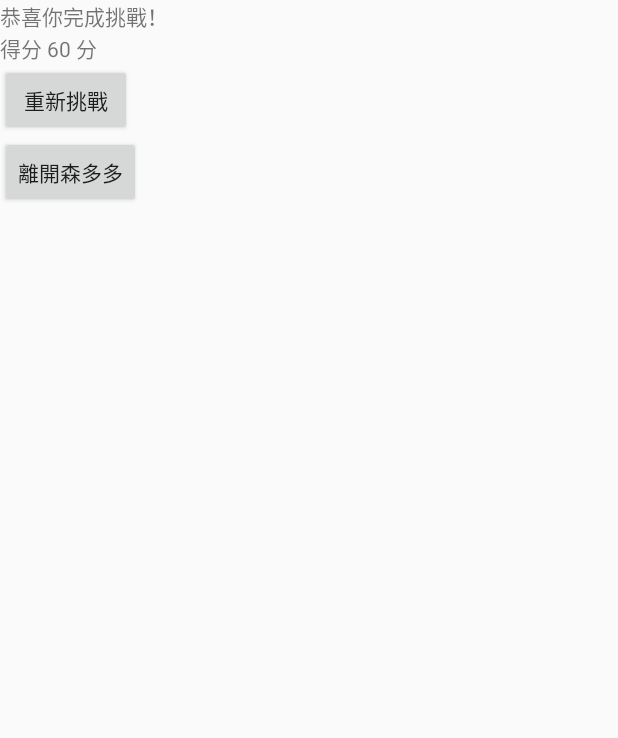
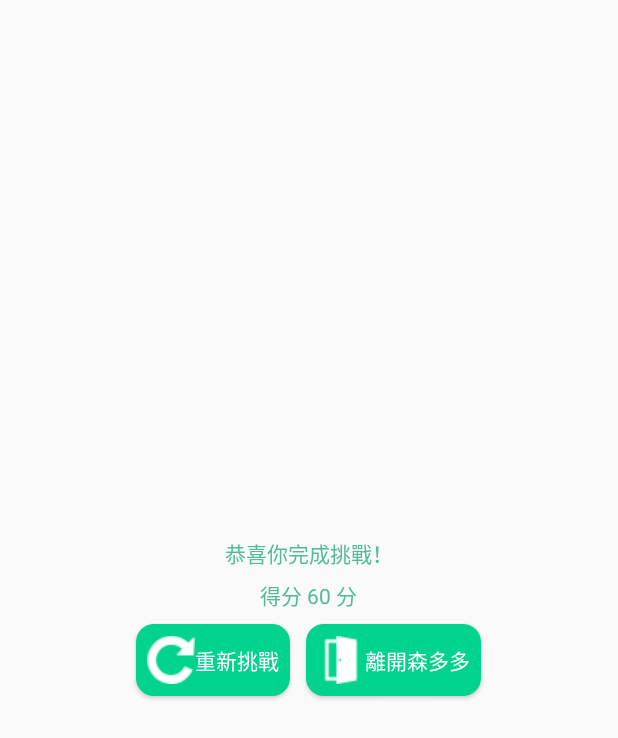
Before and after one commit to k801030/IntroToForest, an Android app: the layout dialog_ending.xml on its own in the app's theme, with its tools: preview values and no code run, on a phone screen of 412 x 824 dp. Shown: the top 738 px of the screen. Run offline under Robolectric (Android 15) with nearby library versions, the phone set to English and light mode, and no system bars.

Commit message:
layout of dialog

```diff
--- a/app/src/main/java/project/com/introtoforest/activity/GameActivity.java
+++ b/app/src/main/java/project/com/introtoforest/activity/GameActivity.java
@@ -72,7 +72,7 @@ public class GameActivity extends AppCompatActivity {
 
         // create an alert dialog
         final AlertDialog alert = alertDialogBuilder.create();
-
+        alert.setCanceledOnTouchOutside(false);
         restartBtn.setOnClickListener(new View.OnClickListener() {
             @Override
             public void onClick(View view) {
--- a/app/src/main/res/layout/dialog_ending.xml
+++ b/app/src/main/res/layout/dialog_ending.xml
@@ -1,29 +1,57 @@
 <?xml version="1.0" encoding="utf-8"?>
 <LinearLayout xmlns:android="http://schemas.android.com/apk/res/android"
     android:orientation="vertical" android:layout_width="match_parent"
-    android:layout_height="match_parent">
+    android:layout_height="match_parent"
+    android:gravity="center"
+    android:paddingTop="50dp"
+    android:paddingBottom="50dp"
+    android:paddingLeft="10dp"
+    android:paddingRight="10dp">
 
     <TextView
         android:id="@+id/title"
         android:layout_width="wrap_content"
         android:layout_height="wrap_content"
-        android:text="@string/dialog.ending.title"/>
+        android:text="@string/dialog.ending.title"
+        android:textColor="@color/text"
+        android:layout_margin="3dp"/>
 
     <TextView
         android:id="@+id/content"
         android:layout_width="wrap_content"
         android:layout_height="wrap_content"
-        android:text="@string/dialog.ending.content"/>
+        android:text="@string/dialog.ending.content"
+        android:textColor="@color/text"
+        android:layout_margin="3dp"/>
 
+    <LinearLayout
+        android:layout_width="wrap_content"
+        android:layout_height="wrap_content"
+        android:orientation="horizontal">
         <Button
             android:id="@+id/restart_btn"
             android:layout_width="wrap_content"
             android:layout_height="wrap_content"
-        android:text="@string/dialog.ending.restart_btn"/>
+            android:background="@drawable/bg_button"
+            android:textColor="@color/white"
+            android:text="@string/dialog.ending.restart_btn"
+            android:layout_margin="5dp"
+            android:drawableLeft="@drawable/reload"
+            android:padding="7dp"
+            />
 
         <Button
             android:id="@+id/quit_btn"
             android:layout_width="wrap_content"
             android:layout_height="wrap_content"
-        android:text="@string/dialog.ending.quit_btn"/>
+            android:background="@drawable/bg_button"
+            android:textColor="@color/white"
+            android:text="@string/dialog.ending.quit_btn"
+            android:layout_margin="5dp"
+            android:padding="7dp"
+            android:drawableLeft="@drawable/exit"
+
+            />
     </LinearLayout>
+
+</LinearLayout>
--- a/app/src/main/res/values/color.xml
+++ b/app/src/main/res/values/color.xml
@@ -5,7 +5,7 @@
     <color name="gray">#efefef</color>
     <color name="default_text_color">#555</color>
 
-    <color name="correct_no">#51ba97</color>
+    <color name="text">#51ba97</color>
     <color name="correct">#00d38d</color>
     <color name="wrong">#bd393f</color>
 
```
Also changed, not shown: app/src/main/res/drawable/exit.png (added), app/src/main/res/drawable/reload.png (added). Lines whose indentation alone changed are shown as unchanged.
